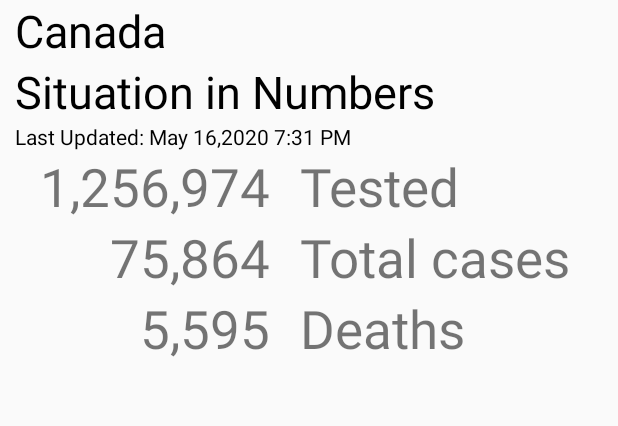
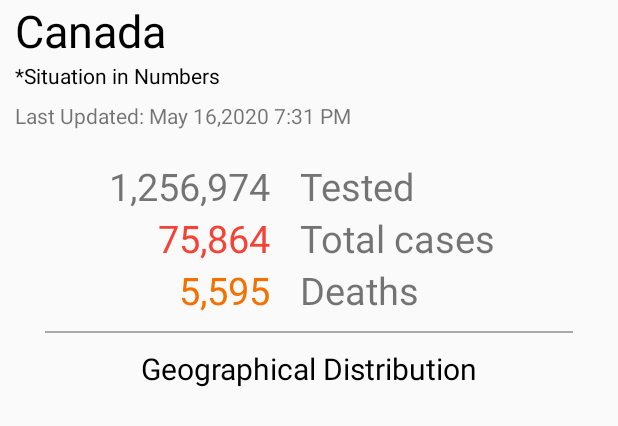
Before and after one commit to Patel-Smit/TracertCOVID19, an Android app: the layout frag_statistics.xml on its own in the app's theme, with its tools: preview values and no code run, on a phone screen of 412 x 824 dp. Shown: the top 426 px of the screen. Run offline under Robolectric (Android 15) with nearby library versions, the phone set to English and light mode, and no system bars.

Commit message:
STATISTICS DESIGN AND FIREBASE UPDATED

```diff
--- a/app/src/main/java/com/smit/tracertcovid_19/frag_statistics.java
+++ b/app/src/main/java/com/smit/tracertcovid_19/frag_statistics.java
@@ -6,23 +6,58 @@ import android.view.View;
 import android.view.ViewGroup;
 import android.widget.Button;
 import android.widget.ImageView;
+import android.widget.TextView;
 
 import androidx.annotation.NonNull;
 import androidx.annotation.Nullable;
 import androidx.fragment.app.Fragment;
 
+import com.google.firebase.database.ChildEventListener;
+import com.google.firebase.database.DataSnapshot;
+import com.google.firebase.database.DatabaseError;
+import com.google.firebase.database.DatabaseReference;
+import com.google.firebase.database.FirebaseDatabase;
+import com.google.firebase.database.ValueEventListener;
 import com.squareup.picasso.Picasso;
+
+import java.util.EventListener;
 
 public class frag_statistics extends Fragment {
 
+
+    private DatabaseReference mDatabaseReference;
+    TextView tested,totalCases,deaths;
     ImageView imageMap;
-    String imageMapURl = "https://replicationindex.files.wordpress.com/2020/03/image-19.png?w=1024";
+    String imageMapURl = "http://www.smitpatel.tech/TracertCOVID19/covidmap.png";
     @Nullable
     @Override
     public View onCreateView(@NonNull LayoutInflater inflater, @Nullable ViewGroup container, @Nullable Bundle savedInstanceState) {
         View v = inflater.inflate(R.layout.frag_statistics,container,false);
         imageMap = (ImageView)v.findViewById(R.id.iv_map);
+        mDatabaseReference = FirebaseDatabase.getInstance().getReference().child("dataStats");
+        tested = (TextView) v.findViewById(R.id.tv_tested);
+        totalCases = (TextView) v.findViewById(R.id.tv_totalCases);
+        deaths = (TextView) v.findViewById(R.id.tv_deaths);
+
+        mDatabaseReference.addValueEventListener(new ValueEventListener() {
+            @Override
+            public void onDataChange(@NonNull DataSnapshot dataSnapshot) {
+                String strtested = dataSnapshot.child("tested").getValue().toString();
+                tested.setText(strtested);
+                String strtotalcases = dataSnapshot.child("totalCases").getValue().toString();
+                totalCases.setText(strtotalcases);
+                String strdeaths = dataSnapshot.child("deaths").getValue().toString();
+                deaths.setText(strdeaths);
+            }
+
+            @Override
+            public void onCancelled(@NonNull DatabaseError databaseError) {
+
+            }
+        });
+
         Picasso.get().load(imageMapURl).into(imageMap);
         return v;
     }
+
 }
--- a/app/src/main/res/layout/frag_statistics.xml
+++ b/app/src/main/res/layout/frag_statistics.xml
@@ -16,34 +16,35 @@
     <TextView
         android:layout_width="match_parent"
         android:layout_height="wrap_content"
-        android:text="Situation in Numbers"
-        android:textColor="#000000"
-        android:textSize="30sp"></TextView>
+        android:text="*Situation in Numbers"
+        android:textColor="#000000"></TextView>
 
     <TextView
         android:layout_width="match_parent"
         android:layout_height="wrap_content"
         android:text="Last Updated: May 16,2020 7:31 PM"
-        android:textColor="#000000"></TextView>
+        android:layout_marginTop="7dp"></TextView>
 
     <LinearLayout
         android:layout_width="match_parent"
         android:layout_height="wrap_content"
-        android:orientation="horizontal">
+        android:orientation="horizontal"
+        android:layout_marginTop="20dp">
 
         <TextView
+            android:id="@+id/tv_tested"
             android:layout_width="170dp"
             android:layout_height="wrap_content"
             android:layout_marginRight="20dp"
             android:text="1,256,974"
             android:textAlignment="textEnd"
-            android:textSize="35sp"></TextView>
+            android:textSize="25sp"></TextView>
 
         <TextView
             android:layout_width="match_parent"
             android:layout_height="wrap_content"
             android:text="Tested"
-            android:textSize="35sp"></TextView>
+            android:textSize="25sp"></TextView>
 
     </LinearLayout>
 
@@ -53,18 +54,20 @@
         android:orientation="horizontal">
 
         <TextView
+            android:id="@+id/tv_totalCases"
             android:layout_width="170dp"
             android:layout_height="wrap_content"
             android:layout_marginRight="20dp"
             android:text="75,864"
             android:textAlignment="textEnd"
-            android:textSize="35sp"></TextView>
+            android:textSize="25sp"
+            android:textColor="#F44336"></TextView>
 
         <TextView
             android:layout_width="match_parent"
             android:layout_height="wrap_content"
             android:text="Total cases"
-            android:textSize="35sp"></TextView>
+            android:textSize="25sp"></TextView>
 
     </LinearLayout>
 
@@ -74,24 +77,44 @@
         android:orientation="horizontal">
 
         <TextView
+            android:id="@+id/tv_deaths"
             android:layout_width="170dp"
             android:layout_height="wrap_content"
             android:layout_marginRight="20dp"
             android:text="5,595"
             android:textAlignment="textEnd"
-            android:textSize="35sp"></TextView>
+            android:textSize="25sp"
+            android:textColor="#f47100"></TextView>
 
         <TextView
             android:layout_width="match_parent"
             android:layout_height="wrap_content"
             android:text="Deaths"
-            android:textSize="35sp"></TextView>
+            android:textSize="25sp"></TextView>
 
     </LinearLayout>
+
+    <View
+        android:layout_width="match_parent"
+        android:layout_height="1dp"
+        android:layout_marginLeft="20dp"
+        android:layout_marginTop="10dp"
+        android:layout_marginRight="20dp"
+        android:background="@android:color/darker_gray" />
+
+    <TextView
+        android:layout_width="match_parent"
+        android:layout_height="wrap_content"
+        android:text="Geographical Distribution"
+        android:textAlignment="center"
+        android:textColor="#000000"
+        android:textSize="20dp"
+        android:layout_marginTop="10dp"
+        android:layout_marginBottom="5dp"></TextView>
 
     <ImageView
         android:id="@+id/iv_map"
         android:layout_width="match_parent"
-        android:layout_height="250dp"
-        android:layout_margin="10dp"></ImageView>
+        android:layout_height="wrap_content"
+        android:layout_marginTop="10dp"></ImageView>
 </LinearLayout>
```
